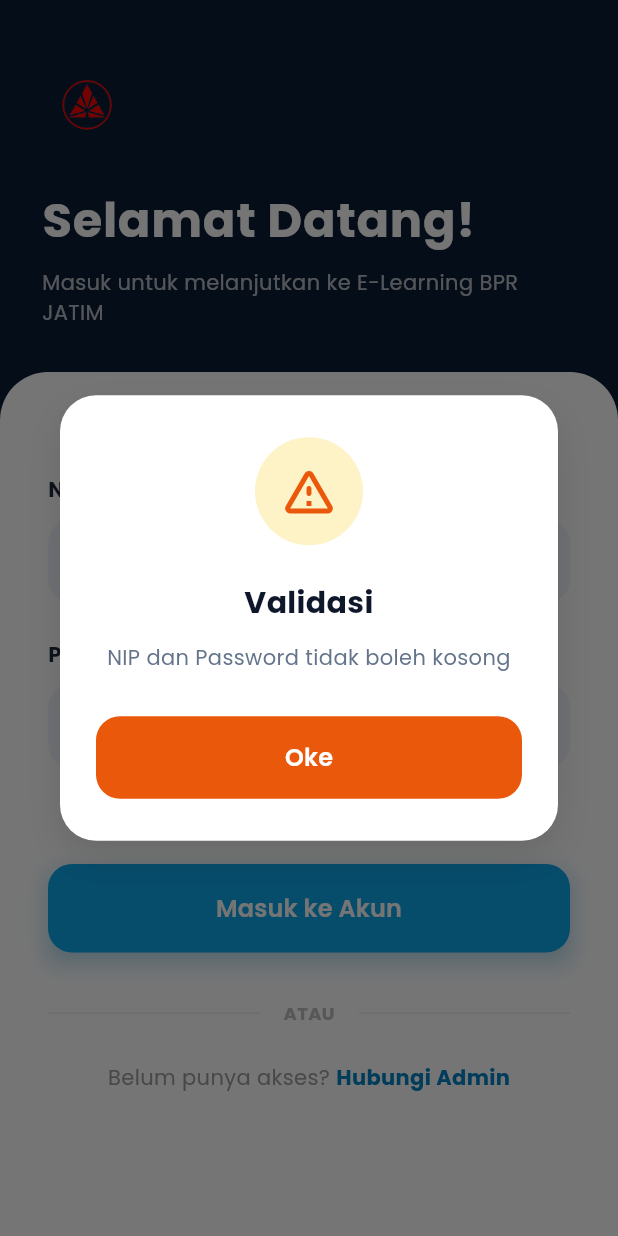
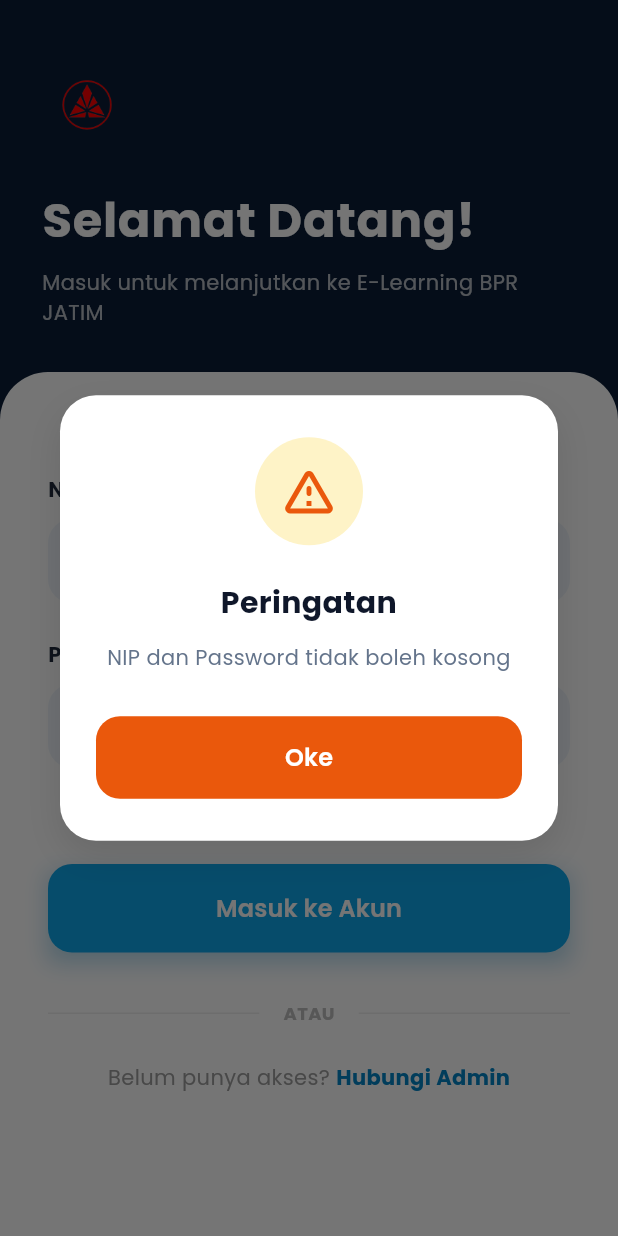
Before and after one commit to rafifzaidan/bpr_elearning, a Flutter app: the LoginScreen screen opened directly, after a tap on "Masuk ke Akun", on a phone screen of 412 x 824 dp. Run offline on Flutter 3.47's test engine with Material 3 defaults, Android fonts, the phone set to English and light mode, and no system bars; our stand-ins replace cached_network_image, chewie, connectivity_plus, google_fonts, image_picker, pinput and 3 more; missing offline and left inert: syncfusion_flutter_pdfviewer; accounts and stored records are empty.

Commit message:
Change dialog title from Validasi to Peringatan

```diff
--- a/mobile_app/lib/screens/login_screen.dart
+++ b/mobile_app/lib/screens/login_screen.dart
@@ -39,7 +39,7 @@ class _LoginScreenState extends State<LoginScreen>
   Future<void> _submit() async {
     if (_nipCtrl.text.trim().isEmpty || _passwordCtrl.text.isEmpty) {
       _showCustomDialog(
-        title: 'Validasi',
+        title: 'Peringatan',
         message: 'NIP dan Password tidak boleh kosong',
       );
       return;
```
